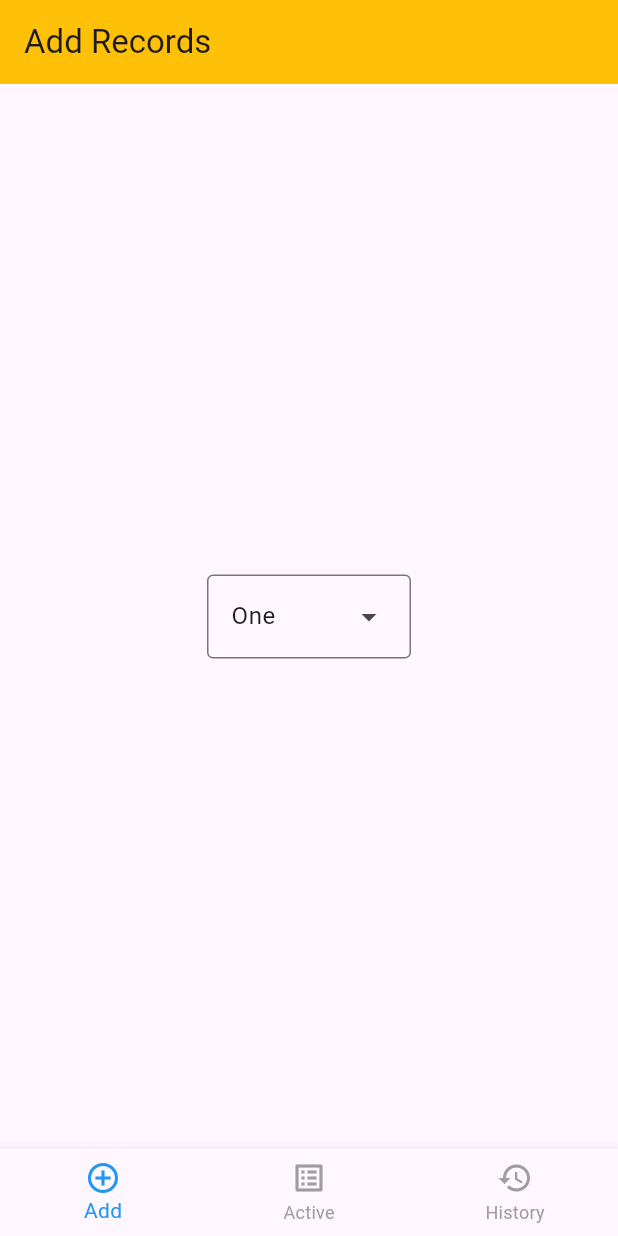
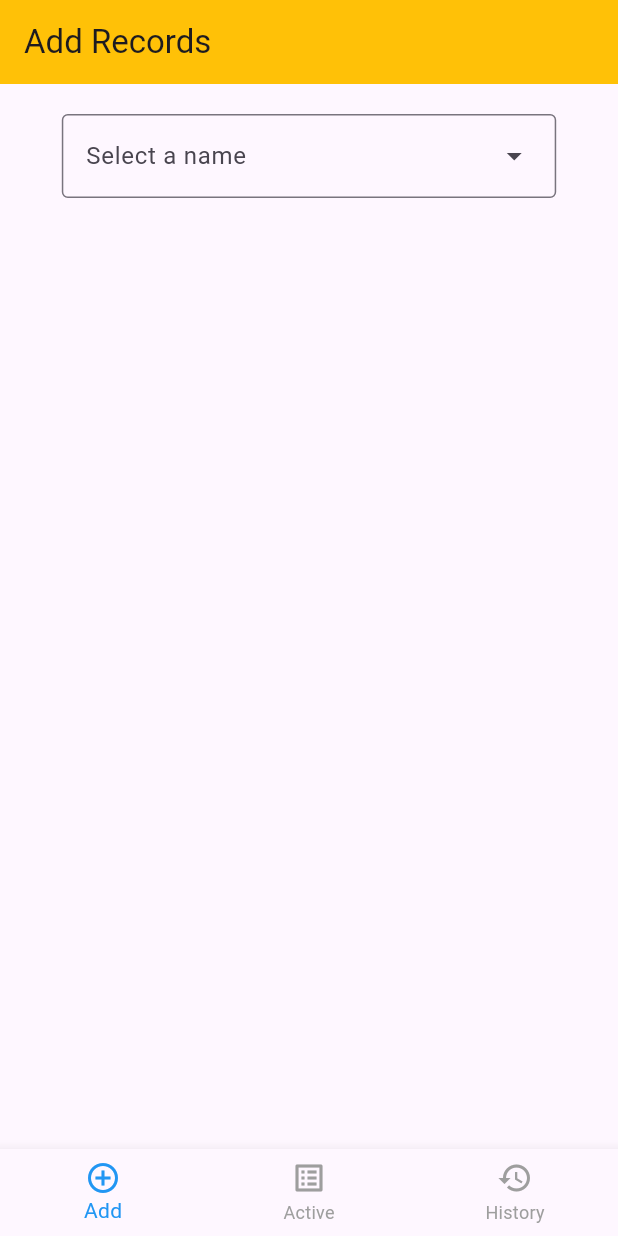
Before and after one commit to bhautiksojitra/jewelry_ledger, a Flutter app: the screen it shows after launch, on a phone screen of 412 x 824 dp. Run offline on Flutter 3.47's test engine with Material 3 defaults, Android fonts, the phone set to English and light mode, and no system bars; our stand-ins replace firebase_core, firebase_database; accounts and stored records are empty.

```diff
--- a/lib/components/dropdown.dart
+++ b/lib/components/dropdown.dart
@@ -1,9 +1,13 @@
 import 'package:flutter/material.dart';
-
-const List<String> list = <String>["One", "two", "three", "four"];
+import 'package:jewelry_ledger/databases/helper.dart';
 
 class DropdownMenuExample extends StatefulWidget {
-  const DropdownMenuExample({super.key});
+
+  final List<String> items;
+  final String label;
+  final ValueChanged<String?> onChanged;
+
+  DropdownMenuExample({super.key, required this.items, required this.label, required this.onChanged});
 
   @override
   State<DropdownMenuExample> createState() => _DropdownMenuExampleState();
@@ -11,20 +15,43 @@ class DropdownMenuExample extends StatefulWidget {
 
 class _DropdownMenuExampleState extends State<DropdownMenuExample>
 {
-  String dropdownValue = list.first;
+  late String selectedValue;
+
+   @override
+  void initState() {
+    super.initState();
+  }
 
   @override
   Widget build(BuildContext context) {
-    return DropdownMenu<String>(
-      initialSelection: list.first,
+    // Define the screen width and thresholds
+    double screenWidth = MediaQuery.of(context).size.width;
+    double minWidth = 200; // Minimum width
+    double maxWidth = 400; // Maximum width
+
+    // Calculate dynamic width within the thresholds
+    double dynamicWidth = screenWidth * 0.8; // 80% of screen width
+    double finalWidth = dynamicWidth.clamp(minWidth, maxWidth);
+    return Column(
+      crossAxisAlignment: CrossAxisAlignment.start,
+      children: [
+        const SizedBox(height: 20),
+        SizedBox(child: DropdownMenu<String>(
+                label: Text(widget.label),
+                width: finalWidth,
                 onSelected: (String? value) {
                   setState(() {
-          dropdownValue = value!;
+                    selectedValue = value!;
                   });
+                  widget.onChanged(value);
                 },
-      dropdownMenuEntries: list.map<DropdownMenuEntry<String>>((String value) {
+                dropdownMenuEntries: widget.items.map<DropdownMenuEntry<String>>((String value) {
                   return DropdownMenuEntry<String>(value: value, label: value);
                 }).toList(),
-    );
+    ),
+    )
+      ],
+    )
+      ;
   }
 }
--- a/lib/databases/helper.dart
+++ b/lib/databases/helper.dart
@@ -1,4 +1,8 @@
 import 'package:firebase_database/firebase_database.dart';
+
+
+class FirebaseService {
+  final DatabaseReference _database = FirebaseDatabase.instance.ref();
 
   void addPerson(String name, Map<int, int> prices) {
     final personRef = FirebaseDatabase.instance.ref("persons").push();
@@ -6,5 +10,22 @@ void addPerson(String name, Map<int, int> prices) {
       "name": name,
       "prices": prices.map((key, value) => MapEntry(key.toString(), value)),
     });
+  }
 
+  Future<List<Map<String, dynamic>>> fetchPersons() async {
+    try {
+      final snapshot = await _database.child("persons").get();
+
+      if(snapshot.exists) {
+        final data = Map<String, dynamic>.from(snapshot.value as Map);
+        return data.values.map((person) => Map<String, dynamic>.from(person)).toList();
+      } else {
+        return [];
       }
+    }
+    catch (e) {
+      print("Error fetching persons: $e");
+      return [];
+    }
+  }
+}
--- a/lib/main.dart
+++ b/lib/main.dart
@@ -44,13 +44,14 @@ class _HomePageState extends State<HomePage> {
     'View History',
   ];
   final List<Widget> _pages = [
-    const AddRecordPage(),
+    AddRecordsPage(),
     const ActiveRecordsPage(),
     const HistoryPage()
   ];
 
   @override
   Widget build(BuildContext context) {
+
     return Scaffold(
       appBar: AppBar(
         title: Text(_titles[_currentIndex]), // Dynamic title based on tab
--- a/lib/pages/addrecords_page.dart
+++ b/lib/pages/addrecords_page.dart
@@ -1,16 +1,119 @@
 import 'package:flutter/material.dart';
+import 'package:flutter/services.dart';
+import 'package:flutter/widgets.dart';
 import 'package:jewelry_ledger/components/dropdown.dart';
+import 'package:jewelry_ledger/databases/helper.dart';
+import 'package:intl/intl.dart';
 
-// Add Record Page
-class AddRecordPage extends StatelessWidget {
-  const AddRecordPage({super.key});
+class AddRecordsPage extends StatefulWidget {
+
+  const AddRecordsPage({super.key});
 
   @override
+  State<AddRecordsPage> createState() => _AddRecordsPageState();
+}
+
+class _AddRecordsPageState extends State<AddRecordsPage> {
+    List<String> list = ["hello"];
+    final FirebaseService _firebaseService = FirebaseService();
+    bool isWidgetVisible = false;
+    TextEditingController dateController = TextEditingController(text: DateFormat('yyyy-MM-dd').format(DateTime.now()));
+
+    void onDropdownChanged(String? value) {
+      setState(() {
+        isWidgetVisible = value != null;
+      });
+    }
+
+    @override
+  void initState() {
+    super.initState();
+    //fetchPersons();
+    setState(() {
+      list = ["hello"];
+    });
+  }
+
+  Future<void> fetchPersons() async {
+      final fetchedPersons = await _firebaseService.fetchPersons();
+      setState(() {
+        var persons = fetchedPersons;
+        list = persons.map((person) => person['name'] as String).toList();
+      });
+    }
+  @override
   Widget build(BuildContext context) {
-    return const Scaffold(
-      body: Center(
-        child: DropdownMenuExample(),
-      ),
+    return Scaffold(
+      body: Column(
+          mainAxisAlignment: MainAxisAlignment.start,
+          crossAxisAlignment: CrossAxisAlignment.center,
+          children: [
+            Center(child: DropdownMenuExample(items: list, label: "Select a name", onChanged: onDropdownChanged,)),
+
+            if (isWidgetVisible)
+              const SizedBox(height: 50),
+
+            if (isWidgetVisible)
+              SizedBox(
+                width: 300,
+                child: TextField(
+                  controller: dateController,
+                  decoration: InputDecoration(
+                    icon: const Icon(Icons.calendar_today),
+                    labelText: "Enter Date",
+                    border: OutlineInputBorder( // Border all around
+                        borderRadius: BorderRadius.circular(8.0), // Optional rounded corners
+                      ),
+                  ),
+                  readOnly: true,
+                  onTap: () async {
+                    DateTime? pickedDate = await showDatePicker(
+                        context: context,
+                        initialDate: DateTime.now(), //get today's date
+                        firstDate:DateTime(2000), //DateTime.now() - not to allow to choose before today.
+                        lastDate: DateTime(2101)
+                    );
+                    if(pickedDate != null ){
+                        String formattedDate = DateFormat('yyyy-MM-dd').format(pickedDate); // format date in required form here we use yyyy-MM-dd that means time is remove
+                        setState(() {
+                          dateController.text = formattedDate; //set foratted date to TextField value.
+                        });
+                    }
+                  }
+                ),
+              ),
+
+              if (isWidgetVisible)
+                Center(child: DropdownMenuExample(items: const ["5", "6", "7", "8"], label: "How much granular?", onChanged: (value) {
+
+                },)),
+
+              if(isWidgetVisible)
+                const SizedBox(height : 20),
+
+              if(isWidgetVisible)
+                SizedBox(
+                  width: 340,
+                  child: TextField(
+                    keyboardType: TextInputType.number,
+                    decoration: InputDecoration(
+                      labelText: "Enter Weight in Grams (Limit 4 Digits)",
+                      border: OutlineInputBorder( // Border all around
+                        borderRadius: BorderRadius.circular(8.0), // Optional rounded corners
+                      ),
+                    ),
+                    inputFormatters: <TextInputFormatter>[
+                      LengthLimitingTextInputFormatter(4),
+                      FilteringTextInputFormatter.digitsOnly
+                    ],
+
+                  )
+                )
+
+
+          ],
+      )
+
     );
   }
 }
--- a/pubspec.yaml
+++ b/pubspec.yaml
@@ -37,6 +37,7 @@ dependencies:
   cupertino_icons: ^1.0.6
   firebase_core: ^3.7.0
   firebase_database: ^11.1.5
+  intl: ^0.17.0
 
 dev_dependencies:
   flutter_test:
```
Also changed, not shown: lib/firebase_options.dart, pubspec.lock, 3 other files. Lines whose indentation alone changed are shown as unchanged.
